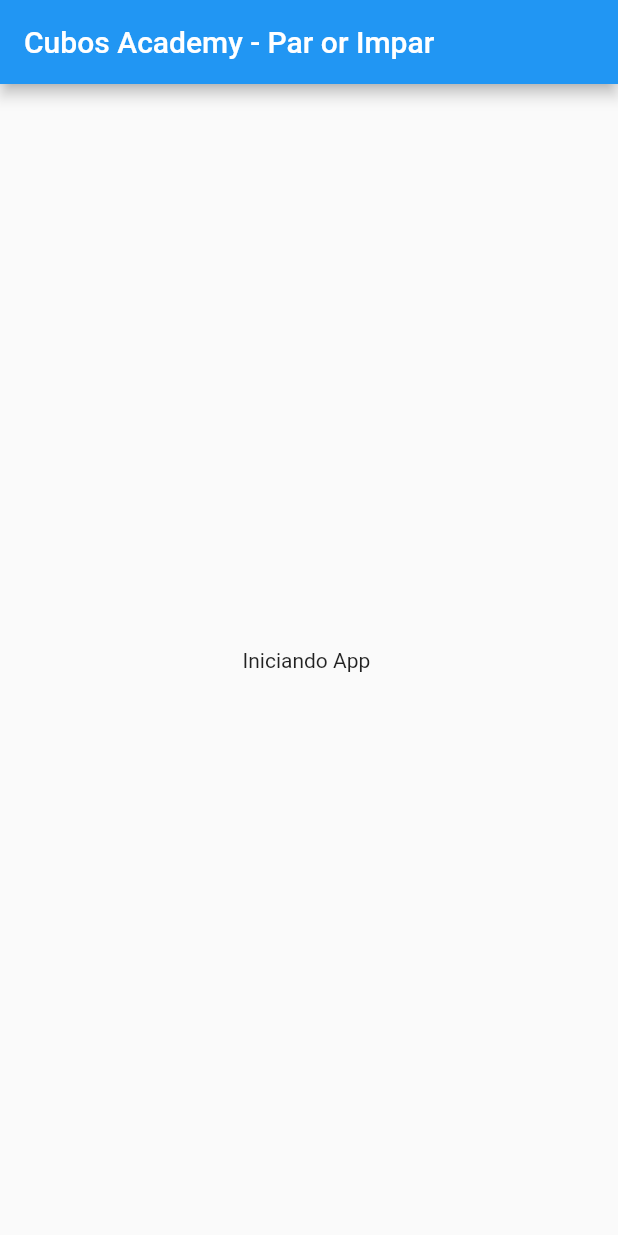
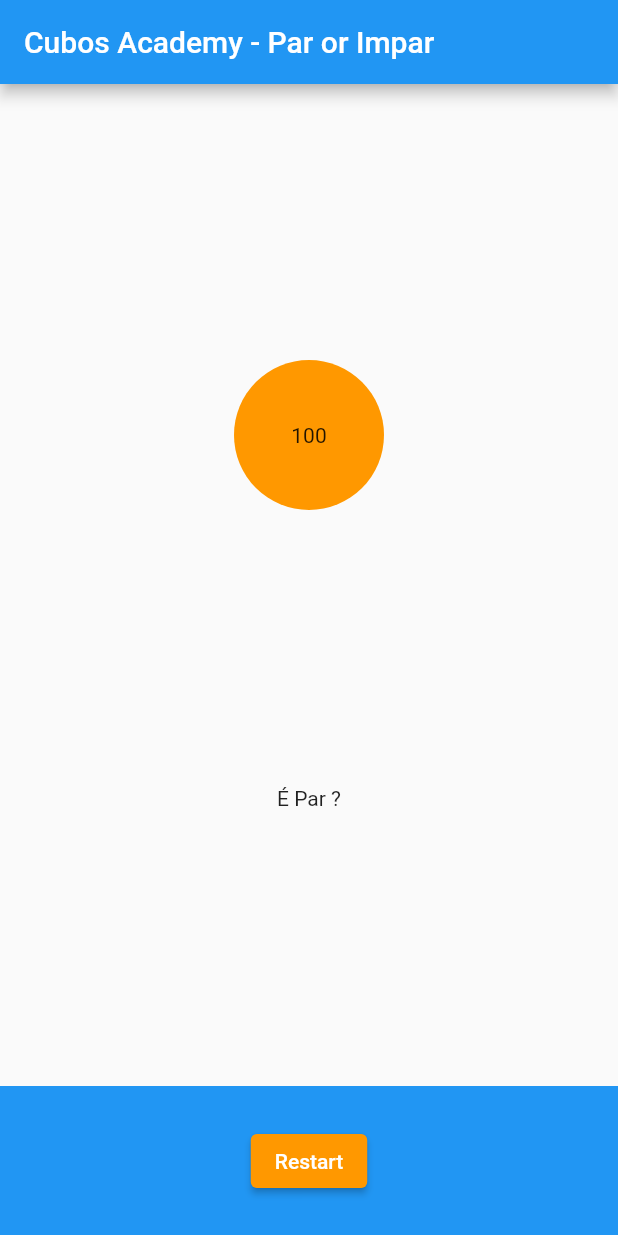
Before and after one commit to brandaoti/random-par-impar-mvc, a Flutter app: the screen it shows after launch, on a phone screen of 412 x 824 dp. Run offline on Flutter 3.47's test engine with Material 2 defaults, Android fonts, the phone set to English and light mode, and no system bars.

Commit message:
Criando um container para exibir os valores aleatorio e botão para reiniciar

```diff
--- a/lib/app/pages/home_page.dart
+++ b/lib/app/pages/home_page.dart
@@ -9,14 +9,59 @@
       appBar: AppBar(
         title: Text('Cubos Academy - Par or Impar'),
       ),
-      body: Center(
-        child: Column(
-          mainAxisAlignment: MainAxisAlignment.center,
-          children: [
-            Text('Iniciando App '),
-          ],
-        ),
+      body: Column(
+        children: [
+          // Vai expandir no limite do proximo Widget
+          Expanded(
+            child: Column(
+              mainAxisAlignment: MainAxisAlignment.spaceEvenly,
+              children: [
+                _buildRoundComponent(),
+
+                // ? Verifica se o valor é PAR ou IMPAR
+                // ? Instancia o Text de acordo com o resultado
+                Text('É Par ?'),
+              ],
+            ),
+          ),
+
+          //
+          Container(
+            height: 100,
+            color: Colors.blue,
+            child: Row(
+              mainAxisAlignment: MainAxisAlignment.center,
+              children: [
+                _buildButtonComponent('Restart'),
+              ],
+            ),
+          ),
+        ],
       ),
     );
   }
 }
+
+Widget _buildButtonComponent(String label) {
+  return ElevatedButton(
+    child: Text(label),
+    style: ElevatedButton.styleFrom(
+      primary: Colors.orange,
+      onPrimary: Colors.white,
+    ),
+    onPressed: () {},
+  );
+}
+
+Widget _buildRoundComponent() {
+  return Container(
+    height: 100,
+    width: 100,
+    alignment: Alignment.center,
+    decoration: BoxDecoration(
+      color: Colors.orange,
+      shape: BoxShape.circle,
+    ),
+    child: Text('100'),
+  );
+}
```
